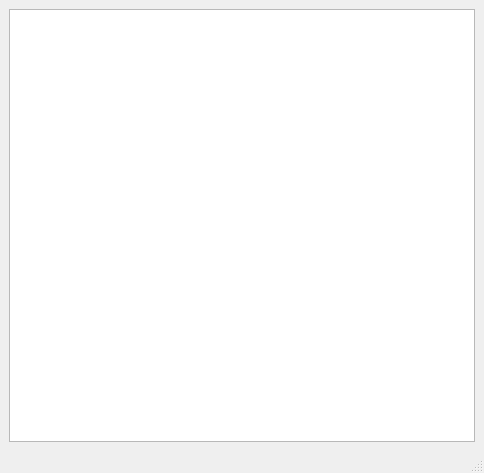
cmontesano/xappt_qt, file resources/ui/browser.ui: the form before one commit.
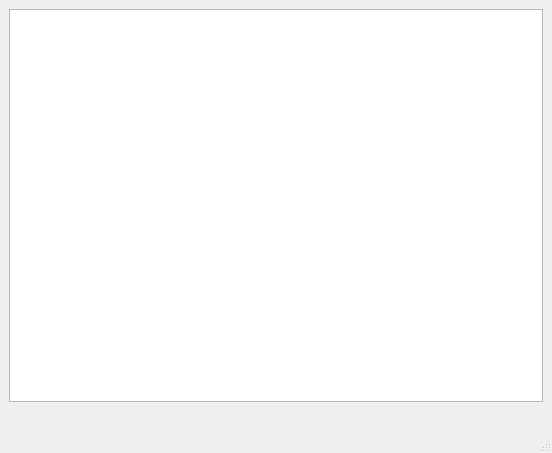
The form after the commit.

Commit message: Added selected tool's help text to the Browser.

```diff
--- a/resources/ui/browser.ui
+++ b/resources/ui/browser.ui
@@ -6,8 +6,8 @@
    <rect>
     <x>0</x>
     <y>0</y>
-    <width>484</width>
-    <height>473</height>
+    <width>552</width>
+    <height>453</height>
    </rect>
   </property>
   <property name="windowTitle">
@@ -36,6 +36,13 @@
       </column>
      </widget>
     </item>
+    <item row="1" column="0" colspan="2">
+     <widget class="QLabel" name="labelHelp">
+      <property name="text">
+       <string/>
+      </property>
+     </widget>
+    </item>
    </layout>
   </widget>
   <widget class="QMenuBar" name="menubar">
```
Left out of the diff: 4 changed lines with no effect on the pictures. The commit also changes 2 other files.
